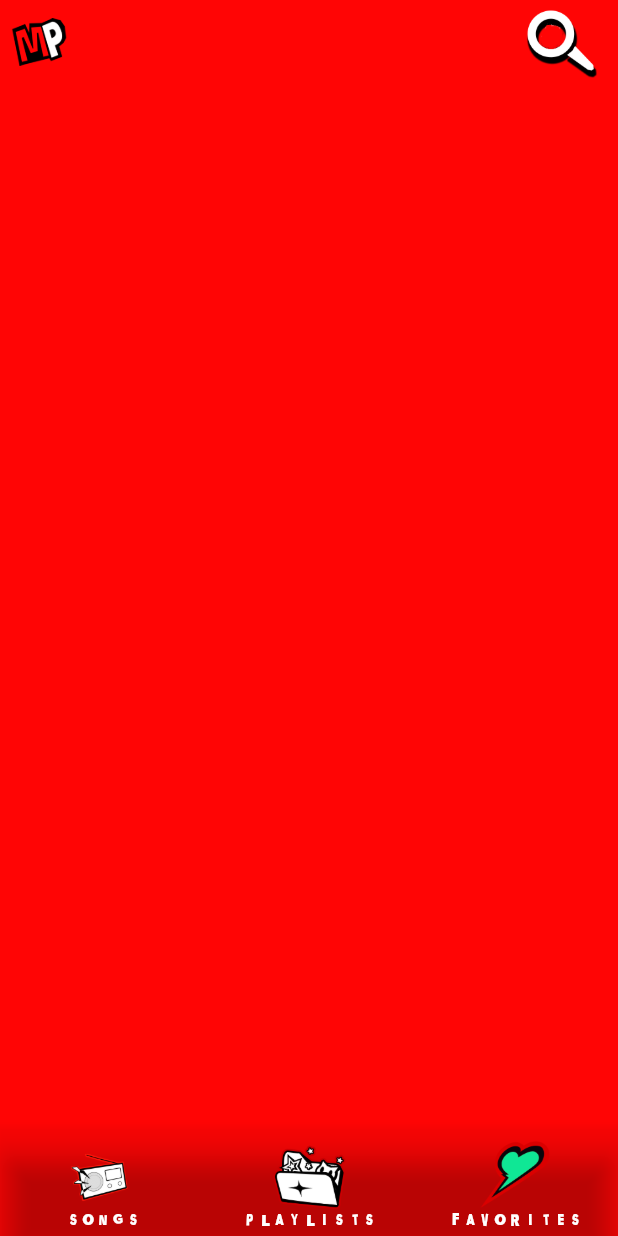
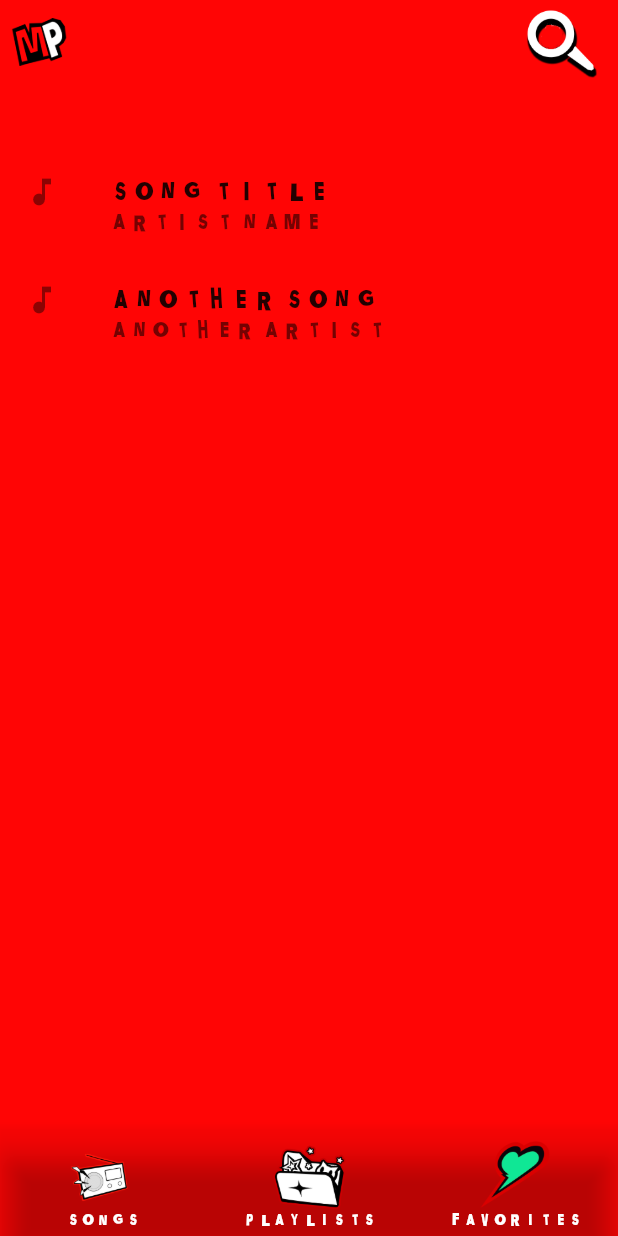
Before and after one commit to andre-leonardo/Persona5UI_Flutter_Music_Player, a Flutter app: the screen it shows after launch, on a phone screen of 412 x 824 dp. Run offline on Flutter 3.47's test engine with Material 2 defaults, Android fonts, the light colour scheme and no system bars; our stand-ins replace get, just_audio, permission_handler; missing offline and left inert: screens.

Commit message:
I'm trying

```diff
--- a/lib/home_screen.dart
+++ b/lib/home_screen.dart
@@ -1,9 +1,12 @@
 import 'package:flutter/material.dart';
 import 'package:phantom_tunes/search_screen.dart';
+import 'package:just_audio/just_audio.dart';
 
 
 class HomeScreen extends StatelessWidget {
+
   const HomeScreen({super.key});
+
 
   @override
   Widget build(BuildContext context) {
@@ -11,21 +14,26 @@ class HomeScreen extends StatelessWidget {
         backgroundColor: Colors.transparent,
         appBar: const _CustomAppBar(),
         bottomNavigationBar: const _CustomNavBar(),
-        body: SingleChildScrollView(
-          child: Column(
-          children: [
-            Padding(
-              padding: const EdgeInsets.all(20.0),
-              child: Column(
-                crossAxisAlignment: CrossAxisAlignment.start,
-                children: const [
-                  SizedBox(height: 5),
-                  SizedBox(height: 15),
-                ],
-              ),
-            )
-          ],)
+        body: ListView(
+        children: [
+          ListTile(
+            leading: Icon(Icons.music_note),
+            title: Text("Song Title"),
+            subtitle: Text("Artist Name"),
+            onTap: () {
+              // Do something when the ListTile is tapped
+            },
           ),
+          ListTile(
+            leading: Icon(Icons.music_note),
+            title: Text("Another Song"),
+            subtitle: Text("Another Artist"),
+            onTap: () {
+              // Do something when the ListTile is tapped
+            },
+          ),
+        ],
+      ),
       );
 
   }
@@ -76,7 +84,15 @@ class _CustomAppBar extends StatelessWidget with PreferredSizeWidget {
     return AppBar(
       backgroundColor: Colors.transparent,
       elevation: 0,
-      leading: Image.asset("assets/icons/logo.png",),
+      leading: LayoutBuilder(
+        builder: (BuildContext context, BoxConstraints constraints) {
+          return SizedBox(
+            width: constraints.maxWidth * 0.2, // 20% of the screen width
+            height: constraints.maxWidth * 0.2, // 20% of the screen width
+            child: Image.asset("assets/icons/logo.png"),
+          );
+        },
+      ),
       actions: [
         Container(
           margin: const EdgeInsets.only(right: 10),
@@ -96,5 +112,42 @@ class _CustomAppBar extends StatelessWidget with PreferredSizeWidget {
     );
   }
   @override
-  Size get preferredSize => const Size.fromHeight(56);
+  Size get preferredSize => const Size.fromHeight(100);
 }
+
+// class _CustomAppBar extends StatelessWidget with PreferredSizeWidget {
+//   const _CustomAppBar({
+//     Key? key,
+//   }) : super(key: key);
+
+//   @override
+//   Widget build(BuildContext context) {
+//     return AppBar(
+//       backgroundColor: Colors.transparent,
+//       elevation: 0,
+//       leading: SizedBox(
+//         width: 80,
+//         height: 80,
+//         child: Image.asset("assets/icons/logo.png", height: 78, width: 78,),
+//         ),
+//       actions: [
+//         Container(
+//           margin: const EdgeInsets.only(right: 10),
+//           child: InkWell(
+//             onTap: () {
+//               Navigator.push(
+//                 context,
+//                 MaterialPageRoute(builder: (context) => const SearchScreen()),
+//               );
+//             },
+//             child: const Image(
+//               image: AssetImage("assets/icons/search.png"),
+//             ),
+//           ),
+//         )
+//       ],
+//     );
+//   }
+//   @override
+//   Size get preferredSize => const Size.fromHeight(100);
+// }
--- a/pubspec.yaml
+++ b/pubspec.yaml
@@ -40,6 +40,7 @@ dependencies:
   just_audio: ^0.9.31
   rxdart: ^0.27.7
   screens: ^2.5.0
+  permission_handler: ^6.1.1
 
 dev_dependencies:
   flutter_test:
```
Also changed, not shown: lib/main.dart (+6 -2 lines), assets/icons/logo2.png (added), assets/icons/logo3.png (added), pubspec.lock, 4 other files.
